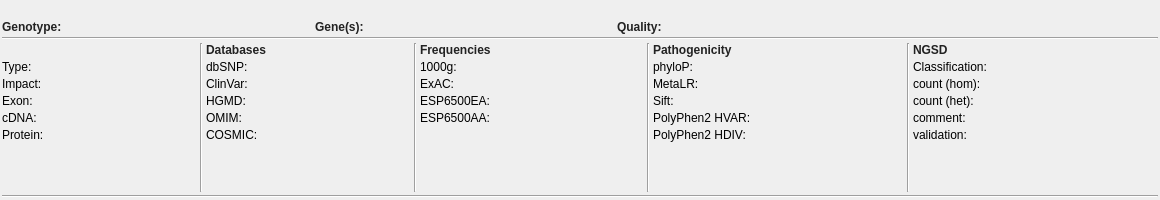
Before: the Qt Designer form src/GSvar/VariantDetailsDockWidget.ui in imgag/ngs-bits, drawn with Qt 5.
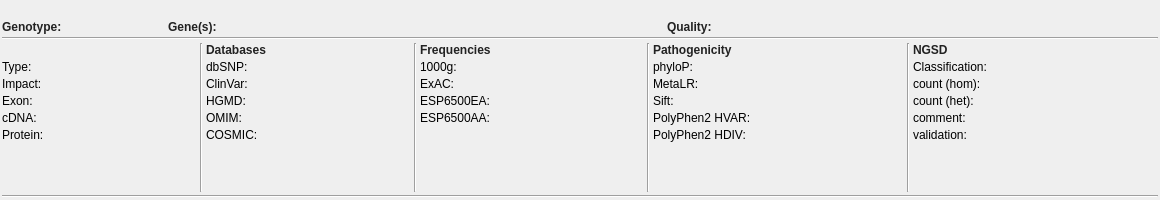
After: the same form once the commit is applied. Icons and pictures are not drawn.

Commit message: GSvar: improved layout of VariantDetailsDockWidget

Diff of the .ui file:
```diff
--- a/src/GSvar/VariantDetailsDockWidget.ui
+++ b/src/GSvar/VariantDetailsDockWidget.ui
@@ -66,7 +66,7 @@
      </widget>
     </item>
     <item>
-     <layout class="QHBoxLayout" name="horizontalLayout" stretch="0,1,0,1,0,1,1">
+     <layout class="QHBoxLayout" name="horizontalLayout" stretch="0,1,0,1,0,1">
       <property name="spacing">
        <number>3</number>
       </property>
@@ -79,6 +79,12 @@
       </item>
       <item>
        <widget class="QLabel" name="genotype">
+        <property name="sizePolicy">
+         <sizepolicy hsizetype="Fixed" vsizetype="Preferred">
+          <horstretch>0</horstretch>
+          <verstretch>0</verstretch>
+         </sizepolicy>
+        </property>
         <property name="minimumSize">
          <size>
           <width>100</width>
@@ -102,6 +108,12 @@
       </item>
       <item>
        <widget class="QLabel" name="gene">
+        <property name="sizePolicy">
+         <sizepolicy hsizetype="Expanding" vsizetype="Preferred">
+          <horstretch>1</horstretch>
+          <verstretch>0</verstretch>
+         </sizepolicy>
+        </property>
         <property name="minimumSize">
          <size>
           <width>200</width>
@@ -122,6 +134,12 @@
       </item>
       <item>
        <widget class="QLabel" name="quality">
+        <property name="sizePolicy">
+         <sizepolicy hsizetype="Expanding" vsizetype="Preferred">
+          <horstretch>1</horstretch>
+          <verstretch>0</verstretch>
+         </sizepolicy>
+        </property>
         <property name="minimumSize">
          <size>
           <width>200</width>
@@ -133,19 +151,6 @@
         </property>
        </widget>
       </item>
-      <item>
-       <spacer name="horizontalSpacer">
-        <property name="orientation">
-         <enum>Qt::Horizontal</enum>
-        </property>
-        <property name="sizeHint" stdset="0">
-         <size>
-          <width>40</width>
-          <height>5</height>
-         </size>
-        </property>
-       </spacer>
-      </item>
      </layout>
     </item>
     <item>
```
